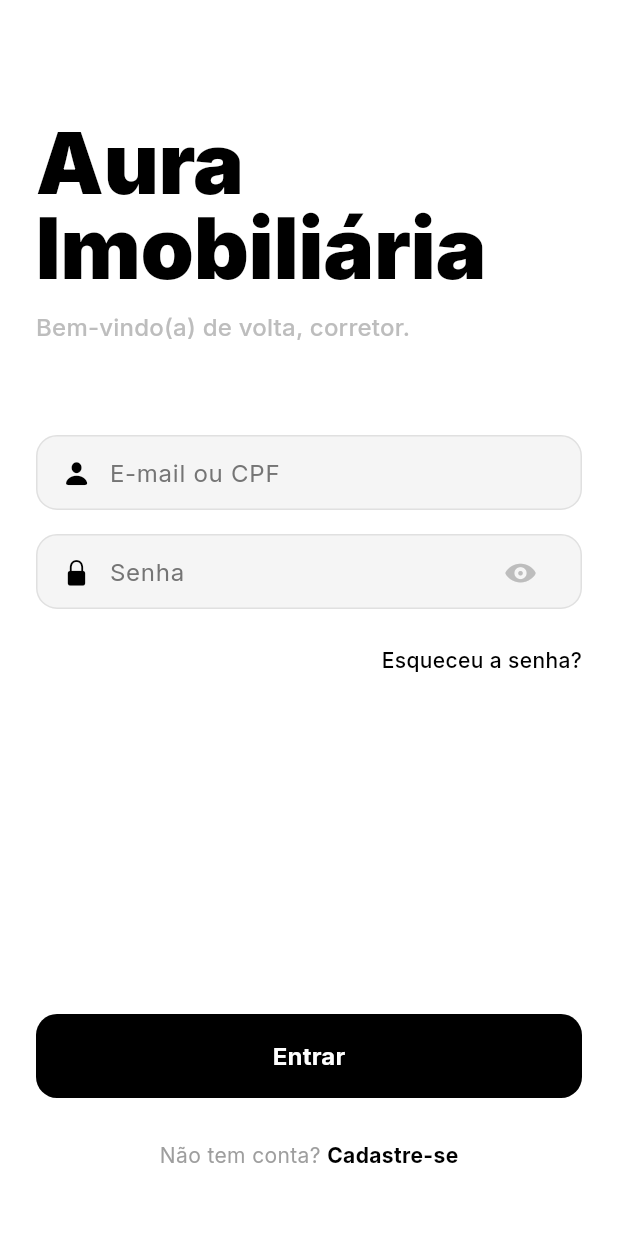
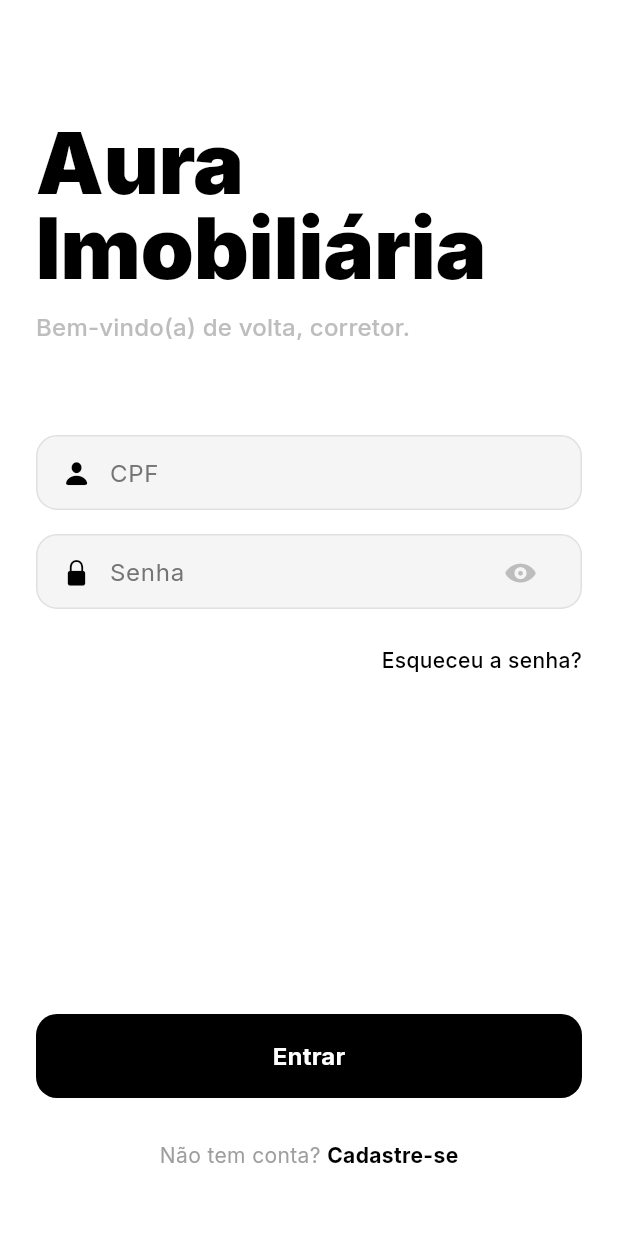
Before and after one commit to TheHugoHypothesis/frontendCorretoraAura, a Flutter app: the screen it shows after launch, on a phone screen of 412 x 824 dp. Run offline on Flutter 3.47's test engine with Material 3 defaults, Android fonts, the phone set to English and light mode, and no system bars; our stand-ins replace fl_chart, google_fonts, mask_text_input_formatter, open_filex, pdf; missing offline and left inert: window_manager.

Commit message:
feat: faz o login usar mascara de CPF

```diff
--- a/lib/screens/login_page.dart
+++ b/lib/screens/login_page.dart
@@ -5,6 +5,60 @@ import 'package:flutter/services.dart';
 
 // Importe a página de cadastro. Ajuste o nome da classe se for diferente de SignUpPage.
 import 'package:aura_frontend/screens/cadastro_page.dart';
+import 'package:mask_text_input_formatter/mask_text_input_formatter.dart';
+
+Widget _buildTextField({
+  required TextEditingController controller,
+  required String hintText,
+  required IconData icon,
+  required ThemeData theme,
+  required Color fieldColor,
+  required Color primaryColor,
+  Widget? suffixIcon,
+  bool obscureText = false,
+  TextInputType keyboardType =
+      TextInputType.text, // Adicionado para flexibilidade
+  List<TextInputFormatter>? inputFormatters, // Adicionado para flexibilidade
+}) {
+  return Container(
+    padding: const EdgeInsets.symmetric(horizontal: 16),
+    decoration: BoxDecoration(
+      color: fieldColor,
+      borderRadius: BorderRadius.circular(14), // Bordas arredondadas
+      border: Border.all(
+        color: theme.brightness == Brightness.dark
+            ? Colors.white12
+            : Colors.grey.shade300,
+        width: 1,
+      ),
+    ),
+    child: Row(
+      children: [
+        Icon(icon, color: primaryColor, size: 20),
+        const SizedBox(width: 12),
+        Expanded(
+          child: TextField(
+            controller: controller,
+            obscureText: obscureText,
+            keyboardType: keyboardType, // Usando o parâmetro
+            inputFormatters: inputFormatters, // Usando o parâmetro
+            style: theme.textTheme.bodyLarge?.copyWith(color: primaryColor),
+            decoration: InputDecoration(
+              hintText: hintText,
+              border: InputBorder.none,
+              hintStyle: TextStyle(
+                color: theme.brightness == Brightness.dark
+                    ? Colors.grey.shade500
+                    : Colors.grey.shade600,
+              ),
+            ),
+          ),
+        ),
+        if (suffixIcon != null) suffixIcon,
+      ],
+    ),
+  );
+}
 
 class LoginPage extends StatefulWidget {
   const LoginPage({super.key});
@@ -15,18 +69,25 @@ class LoginPage extends StatefulWidget {
 
 class _LoginPageState extends State<LoginPage> {
   // Controladores para os campos de texto
-  final TextEditingController _emailController = TextEditingController();
+  final TextEditingController _cpfController = TextEditingController();
   final TextEditingController _passwordController = TextEditingController();
+
+  var cpfMaskFormatter = MaskTextInputFormatter(
+      mask: '###.###.###-##', // Máscara XXX.XXX.XXX-XX
+      filter: {"#": RegExp(r'[0-9]')},
+      type: MaskAutoCompletionType.lazy);
 
   // Variável para controlar a visibilidade da senha
   bool _isPasswordVisible = false;
 
   // Função de simulação de login
   void _handleLogin() {
-    final email = _emailController.text;
+    final cpf = _cpfController.text;
     final password = _passwordController.text;
 
-    if (email.isNotEmpty && password.isNotEmpty) {
+    final rawCpf = cpfMaskFormatter.getUnmaskedText();
+
+    if (rawCpf.length == 11 && password.isNotEmpty) {
       Navigator.of(context).pushReplacement(
         PageRouteBuilder(
           pageBuilder: (_, __, ___) => const HomePage(),
@@ -34,7 +95,8 @@ class _LoginPageState extends State<LoginPage> {
             const begin = Offset(0.0, 0.08);
             const end = Offset.zero;
             final curve = Curves.easeInOutCubic;
-            final tween = Tween(begin: begin, end: end).chain(CurveTween(curve: curve));
+            final tween =
+                Tween(begin: begin, end: end).chain(CurveTween(curve: curve));
 
             return FadeTransition(
               opacity: animation,
@@ -67,7 +129,8 @@ class _LoginPageState extends State<LoginPage> {
   void _navigateToSignUp() {
     Navigator.of(context).push(
       CupertinoPageRoute(
-        builder: (context) => const SignUpPage(), // Usando 'SignUpPage' para consistência
+        builder: (context) =>
+            const SignUpPage(), // Usando 'SignUpPage' para consistência
         title: 'Criar Conta',
       ),
     );
@@ -114,14 +177,15 @@ class _LoginPageState extends State<LoginPage> {
 
               // Campo de E-mail
               _buildTextField(
-                controller: _emailController,
-                hintText: "E-mail ou CPF",
+                controller: _cpfController, // Usando o controlador de CPF
+                hintText: "CPF", // Alterado o hint
                 icon: CupertinoIcons.person_fill,
                 theme: theme,
                 fieldColor: fieldColor,
                 primaryColor: primaryColor,
-                // Ajustando o tipo de teclado para e-mail padrão
-                keyboardType: TextInputType.emailAddress,
+                keyboardType:
+                    TextInputType.number, // Alterado para teclado numérico
+                inputFormatters: [cpfMaskFormatter], // Aplicando a máscara
               ),
               const SizedBox(height: 16),
 
@@ -163,9 +227,7 @@ class _LoginPageState extends State<LoginPage> {
                   child: Text(
                     "Esqueceu a senha?",
                     style: theme.textTheme.bodyMedium?.copyWith(
-                      color: primaryColor,
-                      fontWeight: FontWeight.w500
-                    ),
+                        color: primaryColor, fontWeight: FontWeight.w500),
                   ),
                 ),
               ),
@@ -231,56 +293,3 @@ class _LoginPageState extends State<LoginPage> {
     );
   }
 }
-
-// Widget auxiliar para construir os campos de texto no estilo "Apple Like"
-Widget _buildTextField({
-  required TextEditingController controller,
-  required String hintText,
-  required IconData icon,
-  required ThemeData theme,
-  required Color fieldColor,
-  required Color primaryColor,
-  Widget? suffixIcon,
-  bool obscureText = false,
-  TextInputType keyboardType = TextInputType.text, // Adicionado para flexibilidade
-  List<TextInputFormatter>? inputFormatters, // Adicionado para flexibilidade
-}) {
-  return Container(
-    padding: const EdgeInsets.symmetric(horizontal: 16),
-    decoration: BoxDecoration(
-      color: fieldColor,
-      borderRadius: BorderRadius.circular(14), // Bordas arredondadas
-      border: Border.all(
-        color: theme.brightness == Brightness.dark
-              ? Colors.white12
-              : Colors.grey.shade300,
-        width: 1,
-      ),
-    ),
-    child: Row(
-      children: [
-        Icon(icon, color: primaryColor, size: 20),
-        const SizedBox(width: 12),
-        Expanded(
-          child: TextField(
-            controller: controller,
-            obscureText: obscureText,
-            keyboardType: keyboardType, // Usando o parâmetro
-            inputFormatters: inputFormatters, // Usando o parâmetro
-            style: theme.textTheme.bodyLarge?.copyWith(color: primaryColor),
-            decoration: InputDecoration(
-              hintText: hintText,
-              border: InputBorder.none,
-              hintStyle: TextStyle(
-                color: theme.brightness == Brightness.dark
-                    ? Colors.grey.shade500
-                    : Colors.grey.shade600,
-              ),
-            ),
-          ),
-        ),
-        if (suffixIcon != null) suffixIcon,
-      ],
-    ),
-  );
-}
```
